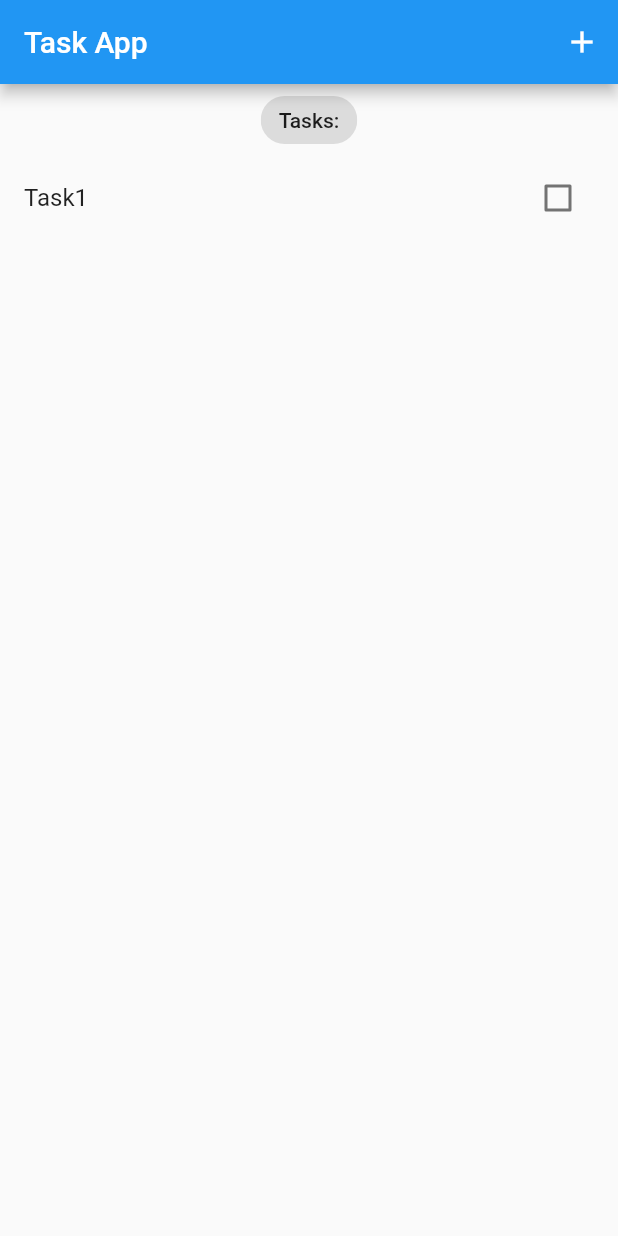
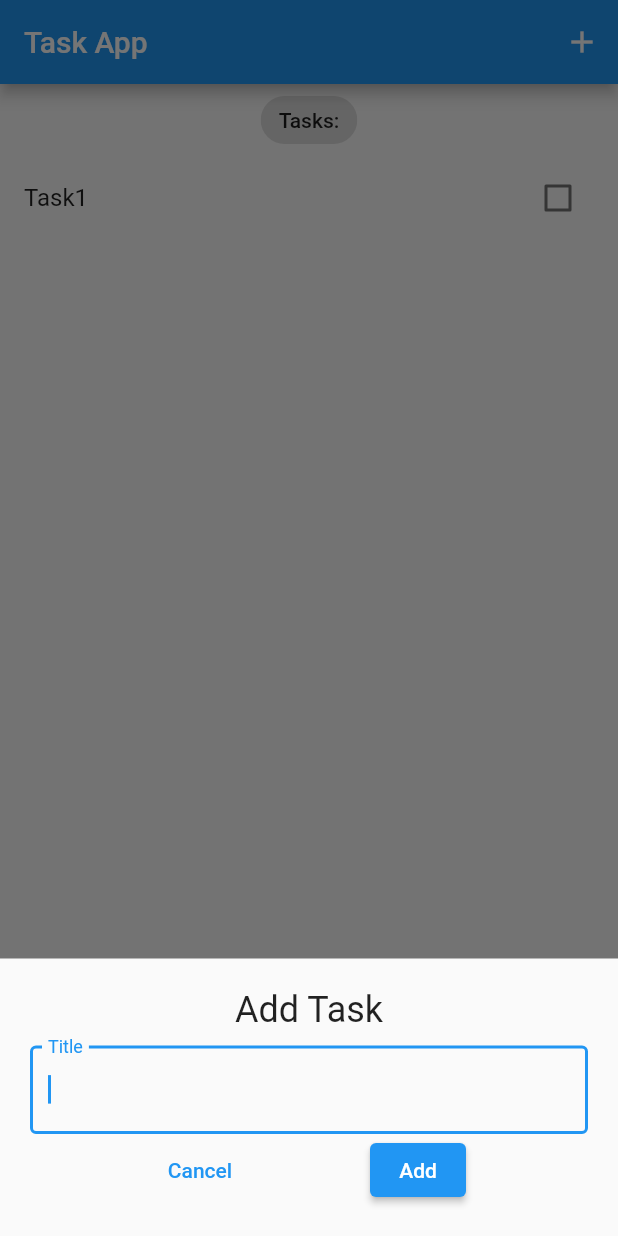
Before and after one commit to cronos88/flutter_task_app_bloc, a Flutter app: the screen it shows after launch, after a tap on the "add" icon, on a phone screen of 412 x 824 dp. Run offline on Flutter 3.47's test engine with Material 2 defaults, Android fonts, the light colour scheme and no system bars; our stand-ins replace bloc, equatable, flutter_bloc.

Commit message:
Se implementa un showModalBottomSheet para agregar una tarea

```diff
--- a/instrucciones.txt
+++ b/instrucciones.txt
@@ -77,3 +77,60 @@ Por el momento, vamos a tener una tarea para hacer la prueba y verla en la panta
 BlocProvider, cambiamos el parámetro create por este, mientras tanto:
 
     create: (context) => TasksBloc()..add(AddTask(task: Task(title: 'Task1'))),
+
+
+AÑADIENDO BOTTOM SHEET PARA NUEVAS TAREAS
+=========================================
+
+14. En la pantalla TaskScreen, creamos una función llamada _addTask y un controlador llamado _titleController, todo antes
+del método build().
+
+15. Creamos también un FloatingActionButton, el cual permite mostrar el BottomSheet, paera añadir una tarea.
+
+    floatingActionButton: FloatingActionButton(
+        onPressed: () => _addTask(context),
+        tooltip: 'Add Task',
+        child: const Icon(Icons.add),
+    ),
+
+16. Como el SingleChildScrollView es muy grande, entonces Extraemos el child en un nuevo widget llamado AddTaskScreen.
+
+17. Debajo del TextField, añadimos 2 botones, uno para cancelar y otro para añadir una tarea.
+
+            Row(
+              mainAxisAlignment: MainAxisAlignment.spaceEvenly,
+              children: [
+                TextButton(
+                  onPressed: () => Navigator.pop(context),
+                  child: const Text('Cancel'),
+                ),
+                ElevatedButton(
+                  onPressed: () {
+                    var task = Task(title: _titleController.text);
+                    context.read<TasksBloc>().add(AddTask(task: task));
+                    Navigator.pop(context);
+                  },
+                  child: const Text('Add'),
+                ),
+              ],
+            ),
+
+18. Como AddTaskScreen es muy grande, vamos a pasarlo a un archivo separado, para eso, en la carpeta Screen/ creamos
+otro archivo llamado add_task_screen.dart, Luego cortamos la clase AddTaskScreen de la pantalla TaskScreen y la pasamos
+al archivo add_task_screen.dart.
+
+Nota: Una cosa importante, en el TaskScreen, cuando se llama a AddTaskScreen, no enviemos el titleController como
+parámetro, lo que hacemos es quitarlo y luego seleccionamos la línea donde declaramos titleController y lo cortamos.
+Luego, en el AddTaskScreen, lo pegamos en el metodo build() antes del return. El constructor queda así:
+
+    const AddTaskScreen({Key? key}) : super(key: key);
+
+19. Aqui hay un bug que cuando hacemos un Hot Restart y agregamos una nueva tarea, no escribe. Para eso vamos a TaskScreen
+y convertimos la clase para que extienda de StatefulWidget.
+
+20. El IconButton que está en el action del AppBar, llamamos también el método _addTask para que aparezca el BottomSheet:
+
+              IconButton(
+                onPressed: () => _addTask(context),
+                icon: const Icon(Icons.add),
+              ),
--- a/lib/main.dart
+++ b/lib/main.dart
@@ -21,7 +21,7 @@ class MyApp extends StatelessWidget {
       child: MaterialApp(
         title: 'Flutter Task App',
         theme: ThemeData(primarySwatch: Colors.blue),
-        home: const TaskScreen(),
+        home: TaskScreen(),
       ),
     );
   }
--- /dev/null
+++ b/lib/screens/add_task_screen.dart
@@ -0,0 +1,54 @@
+import 'package:flutter/material.dart';
+
+import '../blocs/bloc_exports.dart';
+import '../models/task.dart';
+
+class AddTaskScreen extends StatelessWidget {
+  const AddTaskScreen({Key? key}) : super(key: key);
+
+  @override
+  Widget build(BuildContext context) {
+    final TextEditingController titleController = TextEditingController();
+    return Container(
+      padding:
+          EdgeInsets.only(bottom: MediaQuery.of(context).viewInsets.bottom),
+      child: Container(
+        padding: const EdgeInsets.all(20),
+        child: Column(
+          children: [
+            const Text(
+              'Add Task',
+              style: TextStyle(fontSize: 24),
+            ),
+            const SizedBox(height: 10),
+            TextField(
+              autofocus: true,
+              controller: titleController,
+              decoration: const InputDecoration(
+                label: Text('Title'),
+                border: OutlineInputBorder(),
+              ),
+            ),
+            Row(
+              mainAxisAlignment: MainAxisAlignment.spaceEvenly,
+              children: [
+                TextButton(
+                  onPressed: () => Navigator.pop(context),
+                  child: const Text('Cancel'),
+                ),
+                ElevatedButton(
+                  onPressed: () {
+                    var task = Task(title: titleController.text);
+                    context.read<TasksBloc>().add(AddTask(task: task));
+                    Navigator.pop(context);
+                  },
+                  child: const Text('Add'),
+                ),
+              ],
+            ),
+          ],
+        ),
+      ),
+    );
+  }
+}
--- a/lib/screens/task_screen.dart
+++ b/lib/screens/task_screen.dart
@@ -3,9 +3,24 @@ import 'package:flutter/material.dart';
 import '../blocs/bloc_exports.dart';
 import '../models/task.dart';
 import '../widgets/tasks_list.dart';
+import 'add_task_screen.dart';
 
-class TaskScreen extends StatelessWidget {
+class TaskScreen extends StatefulWidget {
   const TaskScreen({super.key});
+
+  @override
+  State<TaskScreen> createState() => _TaskScreenState();
+}
+
+class _TaskScreenState extends State<TaskScreen> {
+  void _addTask(BuildContext context) {
+    showModalBottomSheet(
+      context: context,
+      builder: ((context) => const SingleChildScrollView(
+            child: AddTaskScreen(),
+          )),
+    );
+  }
 
   @override
   Widget build(BuildContext context) {
@@ -17,7 +32,7 @@ class TaskScreen extends StatelessWidget {
             title: const Text('Task App'),
             actions: [
               IconButton(
-                onPressed: () {},
+                onPressed: () => _addTask(context),
                 icon: const Icon(Icons.add),
               ),
             ],
@@ -33,6 +48,11 @@ class TaskScreen extends StatelessWidget {
               TasksList(taskList: taskList),
             ],
           ),
+          floatingActionButton: FloatingActionButton(
+            onPressed: () => _addTask(context),
+            tooltip: 'Add Task',
+            child: const Icon(Icons.add),
+          ),
         );
       },
     );
```
